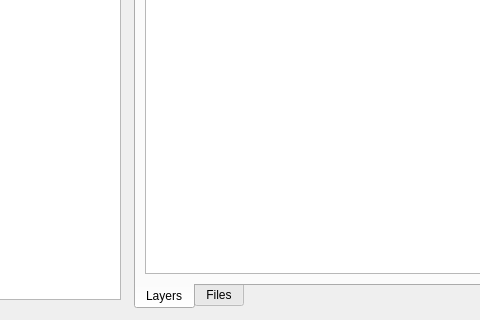
This is Mergin/ui/ui_versions_viewer.ui in MerginMaps/qgis-plugin as Qt 5 draws it before an edit; both pictures show x 715 to 1195 and y 416 to 736 of the 1295 by 736 pixel window. The edited form follows.
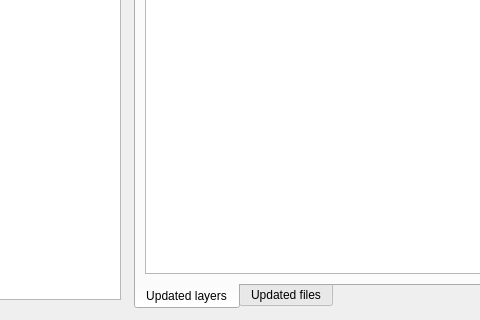
This is the edited form. Icons and pictures are not drawn. Custom widgets are drawn as their Qt base class.

Commit message: Rename layers and files tab

Diff of the .ui file:
```diff
--- a/Mergin/ui/ui_versions_viewer.ui
+++ b/Mergin/ui/ui_versions_viewer.ui
@@ -321,7 +321,7 @@
          </property>
          <widget class="QWidget" name="tab">
           <attribute name="title">
-           <string>Layers</string>
+           <string>Updated layers</string>
           </attribute>
           <layout class="QVBoxLayout" name="verticalLayout_4">
            <item>
@@ -331,7 +331,7 @@
          </widget>
          <widget class="QWidget" name="tab_2">
           <attribute name="title">
-           <string>Files</string>
+           <string>Updated files</string>
           </attribute>
           <layout class="QVBoxLayout" name="verticalLayout_2">
            <item>
```
